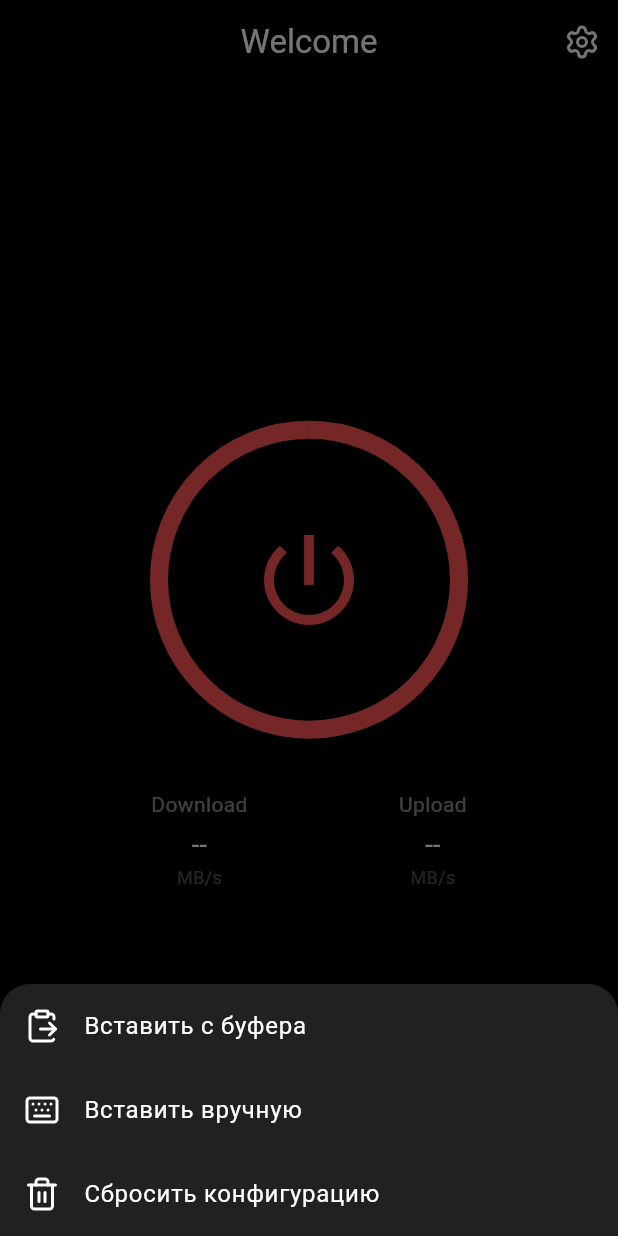
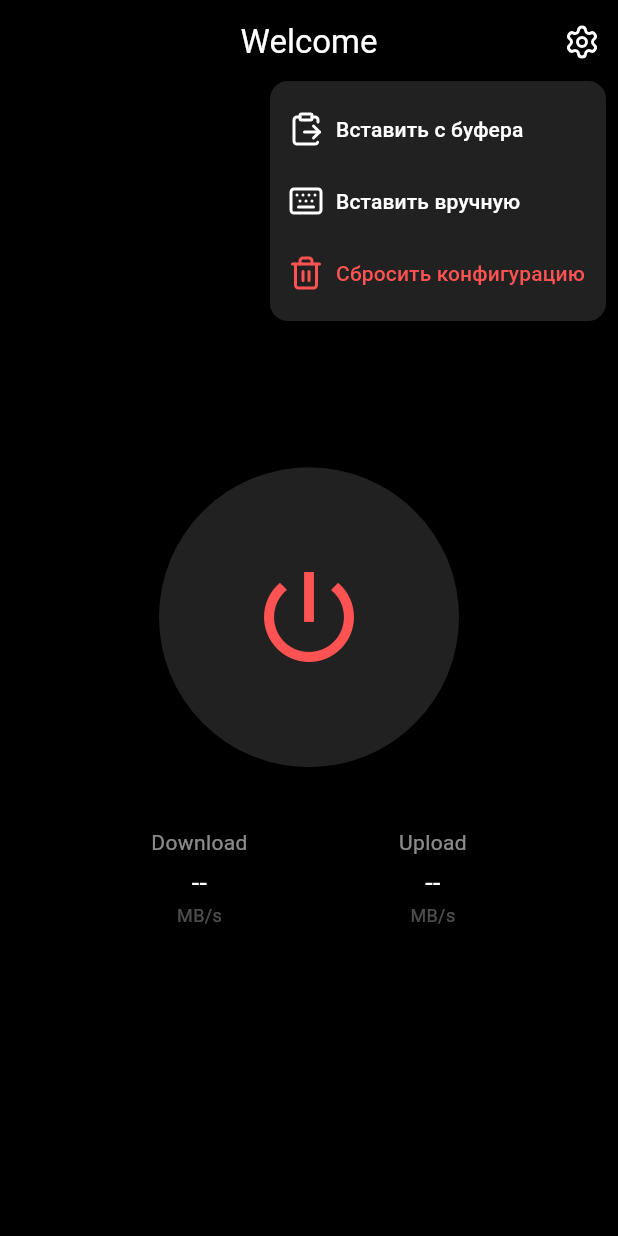
Before and after one commit to lam1nO/myvpnapp, a Flutter app: the screen it shows after launch, after a tap on an icon or button, on a phone screen of 412 x 824 dp. Run offline on Flutter 3.47's test engine with Material 3 defaults, Android fonts, the light colour scheme and no system bars; our stand-ins replace lucide_icons, shared_preferences; missing offline and left inert: openvpn_flutter.

Commit message:
всё похуй главное main.dart - доп анимации на нажатие кнопки + выпадающая менюшка сверху + функция загрузки впн с локалки

```diff
--- a/my_vpn_app/lib/main.dart
+++ b/my_vpn_app/lib/main.dart
@@ -8,6 +8,17 @@ import 'package:shared_preferences/shared_preferences.dart';
 import 'package:lucide_icons/lucide_icons.dart';
 import 'package:http/http.dart' as http;
 import 'dart:io';
+import 'package:flutter/services.dart' show rootBundle;
+
+Future<String> loadLocalVPNConfig() async {
+  try {
+    final rawConfig = await rootBundle.loadString('assets/emul_ovpn.ovpn');
+    final properConfig = rawConfig.replaceAll(r'\n', '\n');
+    return properConfig;
+  } catch (e) {
+    throw Exception("Не удалось загрузить локальный .ovpn файл: $e");
+  }
+}
 
 class VPNHomeScreen extends StatefulWidget {
   const VPNHomeScreen({Key? key}) : super(key: key);
@@ -58,14 +69,16 @@ class _VPNHomeScreenState extends State<VPNHomeScreen> {
 
     engine = OpenVPN(
       onVpnStageChanged: (data, raw) => setState(() {
+        final lowerRaw = raw.toLowerCase();
         stage = raw;
-        isLoading = false;
-        if (raw.toLowerCase() == 'connected') {
+        if (lowerRaw == 'connected') {
           _stopwatch.reset();
           _stopwatch.start();
-        } else {
+          isLoading = false;
+        } else if (lowerRaw == 'disconnected' || lowerRaw == 'idle') {
           _stopwatch.stop();
           connectionDuration = Duration.zero;
+          isLoading = false;
         }
       }),
     );
@@ -93,20 +106,33 @@ class _VPNHomeScreenState extends State<VPNHomeScreen> {
 
     setState(() => isLoading = true);
 
+    // try {
+    //   final stored = await _loadStoredVpnConfig();
+    //   if (stored == null) return _showError("Сначала введите конфигурацию через настройки");
+    //   // debugPrint("Connecting to VPN with config:\n$stored['config']");
+    //   await engine.connect(
+    //     stored['config']!,
+    //     "VPN Server",
+    //     username: vpnUsername,
+    //     password: vpnPassword,
+    //     certIsRequired: true,
+    //   );
+    // } catch (e) {
+    //   _showError("Ошибка подключения: $e");
+    // } finally {
+    //   setState(() => isLoading = false);
+    // }
     try {
-      final stored = await _loadStoredVpnConfig();
-      if (stored == null) return _showError("Сначала введите конфигурацию через настройки");
-      // debugPrint("Connecting to VPN with config:\n$stored['config']");
+      final config = await loadLocalVPNConfig();
       await engine.connect(
-        stored['config']!,
-        "VPN Server",
+        config,
+        "Local VPN",
         username: vpnUsername,
         password: vpnPassword,
         certIsRequired: true,
       );
     } catch (e) {
       _showError("Ошибка подключения: $e");
-    } finally {
       setState(() => isLoading = false);
     }
   }
@@ -240,45 +266,119 @@ class _VPNHomeScreenState extends State<VPNHomeScreen> {
         centerTitle: true,
         title: const Text('Welcome', style: TextStyle(color: Colors.white)),
         actions: [
-          IconButton(
+          PopupMenuButton<int>(
             icon: const Icon(LucideIcons.settings, color: Colors.white),
-            onPressed: _showConfigOptions,
+            color: Colors.grey[900],
+            shape: RoundedRectangleBorder(
+              borderRadius: BorderRadius.circular(12),
             ),
+            offset: const Offset(0, 50), // смещение вниз под иконку
+            itemBuilder: (context) => [
+              PopupMenuItem(
+                value: 1,
+                child: Row(
+                  children: const [
+                    Icon(LucideIcons.clipboardPaste, color: Colors.white),
+                    SizedBox(width: 8),
+                    Text("Вставить с буфера", style: TextStyle(color: Colors.white)),
+                  ],
+                ),
+              ),
+              PopupMenuItem(
+                value: 2,
+                child: Row(
+                  children: const [
+                    Icon(LucideIcons.keyboard, color: Colors.white),
+                    SizedBox(width: 8),
+                    Text("Вставить вручную", style: TextStyle(color: Colors.white)),
+                  ],
+                ),
+              ),
+              PopupMenuItem(
+                value: 3,
+                child: Row(
+                  children: const [
+                    Icon(LucideIcons.trash2, color: Colors.redAccent),
+                    SizedBox(width: 8),
+                    Text("Сбросить конфигурацию", style: TextStyle(color: Colors.redAccent)),
+                  ],
+                ),
+              ),
+            ],
+            onSelected: (value) {
+              switch (value) {
+                case 1:
+                  _pasteFromClipboard();
+                  break;
+                case 2:
+                  _showManualEntryDialog();
+                  break;
+                case 3:
+                  _resetConfig();
+                  break;
+              }
+            },
+          )
+
         ],
       ),
       body: Column(
         mainAxisAlignment: MainAxisAlignment.center,
         children: [
-          if (isConnected)
           Padding(
             padding: const EdgeInsets.only(bottom: 20),
+            child: SizedBox(
+              height: 30,
+              child: Center(
+                child: AnimatedOpacity(
+                  opacity: isConnected ? 1.0 : 0.0,
+                  duration: const Duration(milliseconds: 300),
                   child: Text(
                     _formatDuration(connectionDuration),
                     style: const TextStyle(color: Colors.white70, fontSize: 24),
                   ),
                 ),
+              ),
+            ),
+          ),
           Center(
-            child: Stack(
-              alignment: Alignment.center,
-              children: [
-                SizedBox(
+            child: GestureDetector(
+              onTap: isLoading ? null : _toggleVPN,
+              child: AnimatedContainer(
+                duration: const Duration(milliseconds: 300),
+                curve: Curves.easeInOut,
                 width: 200,
                 height: 200,
-                  child: CircularProgressIndicator(
-                    value: 1,
-                    strokeWidth: 12,
-                    valueColor: AlwaysStoppedAnimation<Color>(mainColor),
-                    backgroundColor: Colors.grey.shade900,
+                decoration: BoxDecoration(
+                  shape: BoxShape.circle,
+                  color: Colors.grey.shade900,
+                  boxShadow: isLoading
+                      ? [
+                    BoxShadow(
+                      color: Colors.blueAccent.withOpacity(0.6),
+                      spreadRadius: 4,
+                      blurRadius: 16,
+                    )
+                  ]
+                      : [],
+                ),
+                child: Center(
+                  child: AnimatedSwitcher(
+                    duration: const Duration(milliseconds: 300),
+                    child: isLoading
+                        ? const _SpinningLoader(key: ValueKey('loader'))
+                        : Icon(Icons.power_settings_new,
+                        key: const ValueKey('power'),
+                        color: stage.toLowerCase() == 'connected'
+                            ? Colors.greenAccent
+                            : Colors.redAccent,
+                        size: 80),
                   ),
                 ),
-                IconButton(
-                  iconSize: 80,
-                  icon: Icon(Icons.power_settings_new, color: mainColor),
-                  onPressed: isLoading ? null : _toggleVPN,
-                ),
-              ],
               ),
             ),
+          ),
+
           const SizedBox(height: 40),
           Row(
             mainAxisAlignment: MainAxisAlignment.spaceEvenly,
@@ -336,9 +436,46 @@ class Ticker {
   }
 }
 
+class _SpinningLoader extends StatefulWidget {
+  const _SpinningLoader({Key? key}) : super(key: key);
+
+  @override
+  State<_SpinningLoader> createState() => _SpinningLoaderState();
+}
+
+class _SpinningLoaderState extends State<_SpinningLoader>
+    with SingleTickerProviderStateMixin {
+  late final AnimationController _controller;
+
+  @override
+  void initState() {
+    super.initState();
+    _controller = AnimationController(
+      duration: const Duration(seconds: 1),
+      vsync: this,
+    )..repeat();
+  }
+
+  @override
+  void dispose() {
+    _controller.dispose();
+    super.dispose();
+  }
+
+  @override
+  Widget build(BuildContext context) {
+    return RotationTransition(
+      turns: _controller,
+      child: const Icon(Icons.sync, color: Colors.blueAccent, size: 64),
+    );
+  }
+}
+
+
+
 
 Future<String> loadVPNConfig(String configUrl) async {
-  final response = await http.get(Uri.parse("http://185.58.207.121:8000/vpn-config?id=$configUrl"));
+  final response = await http.get(Uri.parse("http://192.168.1.11:8000/vpn-config?id=$configUrl"));
   final jsonMap = json.decode(response.body);
   final rawConfig = jsonMap['config']; // строка с \n
 
--- a/my_vpn_app/pubspec.yaml
+++ b/my_vpn_app/pubspec.yaml
@@ -61,7 +61,7 @@ flutter:
   uses-material-design: true
 
   assets:
-    - assets/my_emulator.ovpn
+    - assets/emul_ovpn.ovpn
 
   # To add assets to your application, add an assets section, like this:
   # assets:
```
Also changed, not shown: 5 other files. Lines whose indentation alone changed are shown as unchanged.
